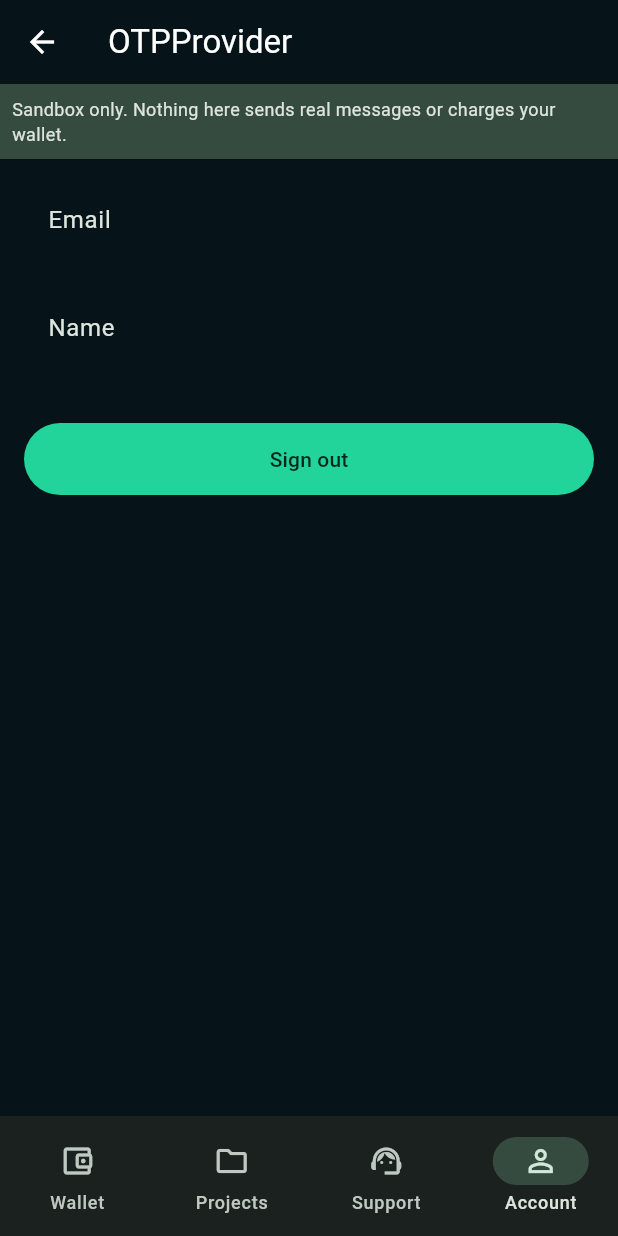
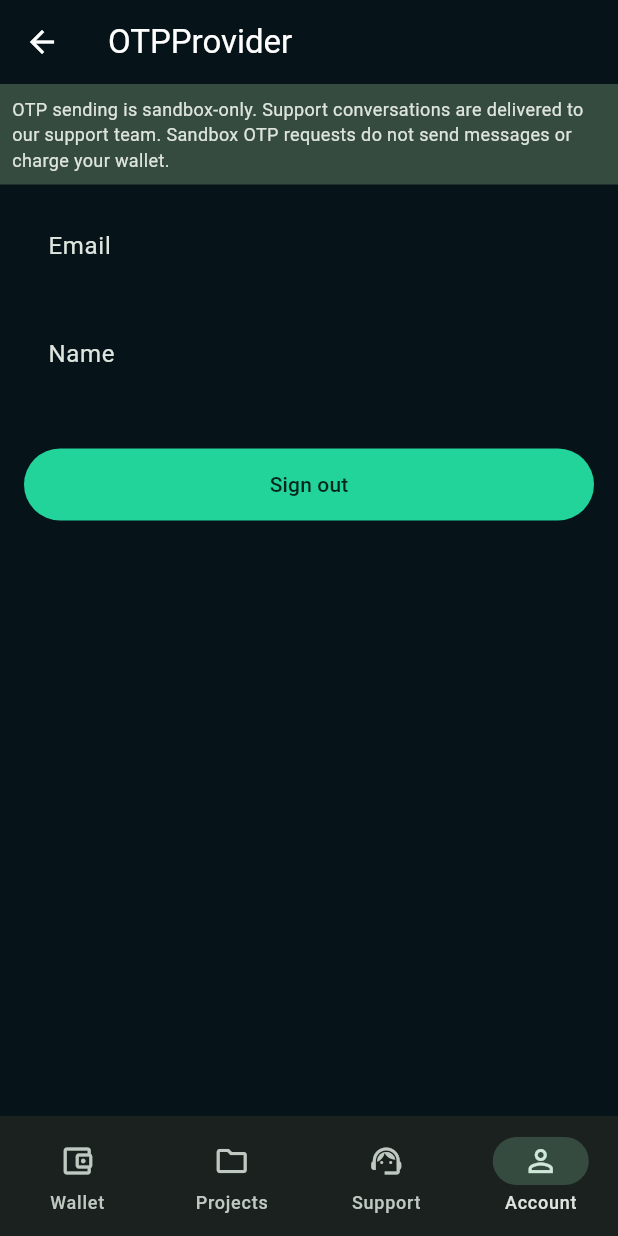
Before and after one commit to ibrahemahmedabdo1-ai/otpprovidersas, a Flutter app: the Home screen opened directly with empty values, item 4 of the bottom bar chosen, on a phone screen of 412 x 824 dp. Run offline on Flutter 3.47's test engine with Material 3 defaults, Android fonts, the phone set to English and light mode, and no system bars; our stand-ins replace flutter_secure_storage; accounts and stored records are empty; network calls fail.

Commit message:
Clarify sandbox OTP versus live support conversations

```diff
--- a/apps/customer-mobile/lib/home.dart
+++ b/apps/customer-mobile/lib/home.dart
@@ -61,7 +61,7 @@ class _HomeState extends State<Home> {
     return Scaffold(
       appBar: AppBar(title: const Text('OTPProvider')),
       body: Column(children: [
-        Container(width: double.infinity, color: Theme.of(context).colorScheme.secondaryContainer, padding: const EdgeInsets.all(8), child: const Text('Sandbox only. Nothing here sends real messages or charges your wallet.', style: TextStyle(fontSize: 12))),
+        Container(width: double.infinity, color: Theme.of(context).colorScheme.secondaryContainer, padding: const EdgeInsets.all(8), child: const Text('OTP sending is sandbox-only. Support conversations are delivered to our support team. Sandbox OTP requests do not send messages or charge your wallet.', style: TextStyle(fontSize: 12))),
         Expanded(child: pages[tab]),
       ]),
       bottomNavigationBar: NavigationBar(selectedIndex: tab, onDestinationSelected: (i) => setState(() => tab = i), destinations: const [
```
